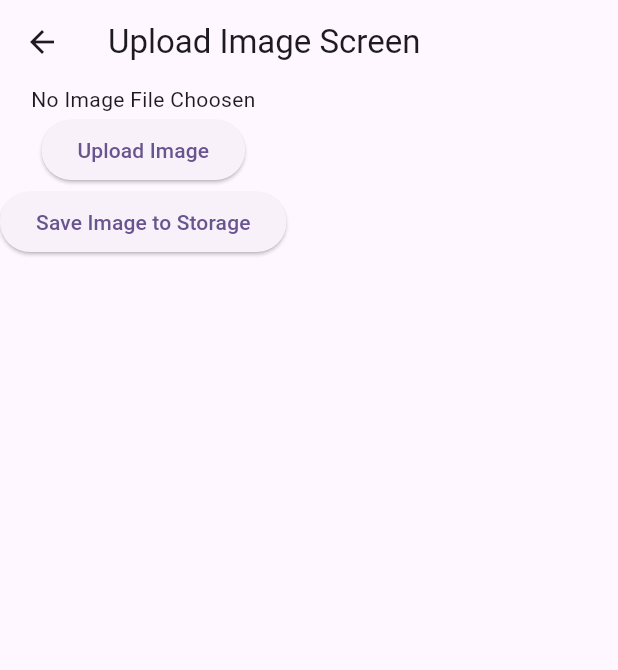
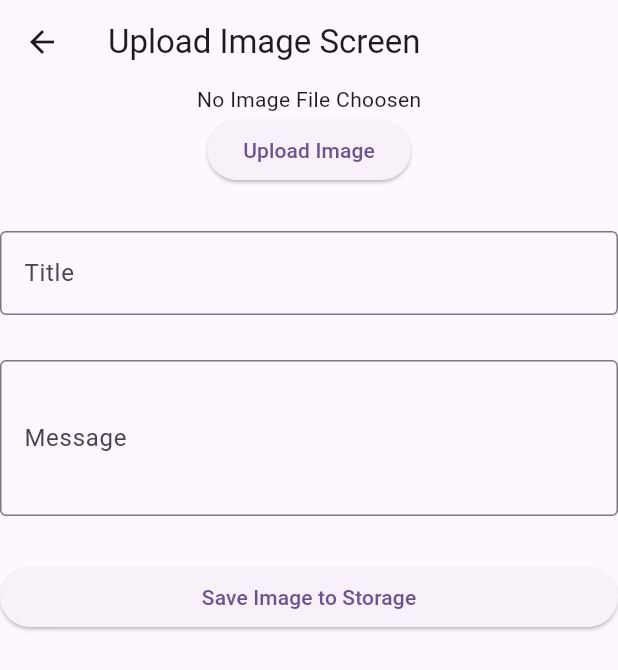
Before and after one commit to SaiLalithNaidu/cilent_app, a Flutter app: the PickImage screen opened directly, after a tap on "Upload Image", on a phone screen of 412 x 824 dp. Shown: the top 670 px of the screen. Run offline on Flutter 3.47's test engine with Material 3 defaults, Android fonts, the phone set to English and light mode, and no system bars; our stand-ins replace cloud_firestore, dropdown_button2, firebase_auth, firebase_core, firebase_storage, fluttertoast and 2 more; missing offline and left inert: otp_text_field_v2; accounts and stored records are empty; generated files the repository leaves out were written again.

Commit message:
03-02-2024 post data failed

```diff
--- a/lib/Pages/picImageSCreen.dart
+++ b/lib/Pages/picImageSCreen.dart
@@ -1,5 +1,7 @@
 import 'dart:io';
 
+import 'package:client_app/modal/sampleModel.dart';
+import 'package:cloud_firestore/cloud_firestore.dart';
 import 'package:firebase_storage/firebase_storage.dart';
 import 'package:flutter/material.dart';
 import 'package:fluttertoast/fluttertoast.dart';
@@ -16,15 +18,19 @@ class _PickImageState extends State<PickImage> {
   File? _imageFile;
   UploadTask? uploadTask;
   bool isLoading = false;
+  TextEditingController titleInput = TextEditingController();
+  TextEditingController descriptionMessage = TextEditingController();
   @override
   Widget build(BuildContext context) {
     return Scaffold(
       appBar: AppBar(
         title: Text("Upload Image Screen"),
       ),
-      body: isLoading
+      body: SingleChildScrollView(
+        child: isLoading
             ? Center(child: CircularProgressIndicator())
-          : Column(
+            : Center(
+                child: Column(
                   children: [
                     _imageFile == null
                         ? Text("No Image File Choosen")
@@ -34,17 +40,93 @@ class _PickImageState extends State<PickImage> {
                           pickImage();
                         },
                         child: Text("Upload Image")),
-                ElevatedButton(
+                    const SizedBox(
+                      height: 30,
+                    ),
+                    TextField(
+                      controller: titleInput,
+                      decoration: InputDecoration(
+                          hintText: "Enter Title",
+                          labelText: "Title",
+                          border: OutlineInputBorder()),
+                    ),
+                    const SizedBox(
+                      height: 30,
+                    ),
+                    TextField(
+                      controller: descriptionMessage,
+                      minLines: 3,
+                      maxLines: 6,
+                      decoration: const InputDecoration(
+                          hintText: "Message",
+                          labelText: "Message",
+                          border: OutlineInputBorder()),
+                    ),
+                    const SizedBox(
+                      height: 30,
+                    ),
+                    Container(
+                      width: double.infinity,
+                      child: ElevatedButton(
                           onPressed: () {
                             uploadImage();
+                            uploadStatus();
                           },
-                    child: Text("Save Image to Storage"))
+                          child: Text("Save Image to Storage")),
+                    )
                   ],
+                ),
+              ),
       ),
     );
   }
 
-  Future<void> pickImage() async {
+  Future<void> uploadStatus() async {
+    setState(() {
+      isLoading = true;
+    });
+
+    try {
+      var mainImageUrl = await uploadImage();
+      String docId = FirebaseFirestore.instance.collection("statuses").doc().id;
+      SampleModel sampleObj = new SampleModel(
+        docId,
+        mainImageUrl.toString(),
+        titleInput
+            .text, // Access the current value of the title input controller
+        descriptionMessage
+            .text, // Access the current value of the description input controller
+      );
+      await FirebaseFirestore.instance
+          .collection("statuses")
+          .doc(sampleObj.docId)
+          .set(sampleObj.toMap());
+
+      Fluttertoast.showToast(
+        msg: "Status uploaded successfully",
+        timeInSecForIosWeb: 1,
+        backgroundColor: Colors.black54,
+        textColor: Colors.white,
+        fontSize: 16.0,
+      );
+    } catch (e) {
+      // Handle errors here
+      print('Error uploading status: $e');
+      Fluttertoast.showToast(
+        msg: "Error uploading status: $e",
+        timeInSecForIosWeb: 1,
+        backgroundColor: Colors.red,
+        textColor: Colors.white,
+        fontSize: 16.0,
+      );
+    } finally {
+      setState(() {
+        isLoading = false;
+      });
+    }
+  }
+
+  Future<dynamic> pickImage() async {
     // Use try-catch to handle any errors during image picking
     try {
       final XFile? pickedImage =
@@ -63,41 +145,38 @@ class _PickImageState extends State<PickImage> {
     }
   }
 
-  uploadImage() async {
+  Future<dynamic> uploadImage() async {
     try {
       setState(() {
         isLoading = true;
       });
+
       FirebaseStorage storage = FirebaseStorage.instance;
       Reference storageRef = storage.ref().child("Statuses");
-      uploadTask = storageRef
+      TaskSnapshot snapshot = await storageRef
           .child("Images" + DateTime.now().toIso8601String())
           .putFile(_imageFile!);
-      uploadTask!.then((TaskSnapshot snapshot) {
-        // Handle completion here
-        print("Upload complete!");
-        snapshot.ref.getDownloadURL().then((String downloadURL) {
-          // Store the download URL in a variable
-          String url = downloadURL;
 
-          // Now you can use 'url' variable to access the download URL
-          print("Download URL: $url");
+      String downloadURL = await snapshot.ref.getDownloadURL();
+      print("Download URL: $downloadURL");
+
       Fluttertoast.showToast(
-            msg: "Upload succesFull",
+        msg: "Image uploaded successfully",
         timeInSecForIosWeb: 1,
         backgroundColor: Colors.black54,
         textColor: Colors.white,
         fontSize: 16.0,
       );
-          return url;
-        });
-      });
+
+      return downloadURL;
+    } catch (e) {
+      // Handle errors here
+      print('Error uploading image: $e');
+      throw e; // Rethrow the error to propagate it to the caller
+    } finally {
       setState(() {
         isLoading = false;
       });
-    } catch (e) {
-      // Handle errors here
-      print('Error picking image: $e');
     }
   }
 }
--- /dev/null
+++ b/lib/modal/sampleModel.dart
@@ -0,0 +1,16 @@
+class SampleModel {
+  String? docId;
+  late String imageUrl;
+  String title;
+  String descriptionOrMessage;
+
+  SampleModel(this.docId, this.imageUrl, this.title, this.descriptionOrMessage);
+  Map<String, dynamic> toMap() {
+    return {
+      'docId': docId,
+      'imageUrl': imageUrl,
+      'title': title,
+      'descriptionOrMessage': descriptionOrMessage,
+    };
+  }
+}
```
Lines whose indentation alone changed are shown as unchanged.
